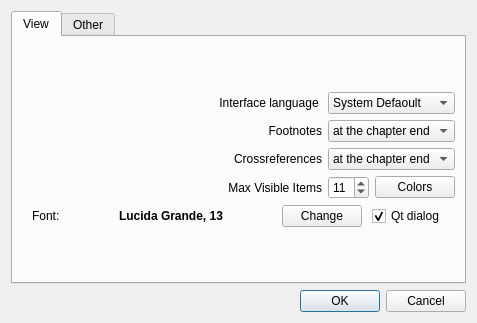
Old version of the form preferences.ui in the repository vanyog/ReadTheBible5.
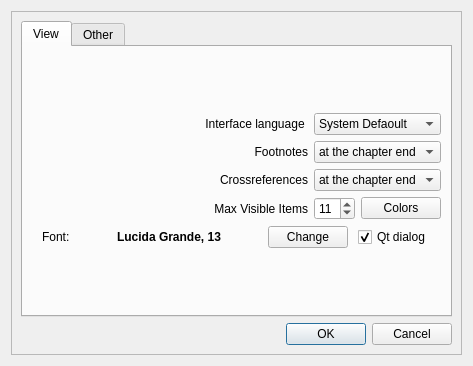
New version of the form.

```diff
--- a/preferences.ui
+++ b/preferences.ui
@@ -6,8 +6,8 @@
    <rect>
     <x>0</x>
     <y>0</y>
-    <width>477</width>
-    <height>323</height>
+    <width>473</width>
+    <height>366</height>
    </rect>
   </property>
   <property name="windowTitle">
@@ -15,6 +15,21 @@
   </property>
   <layout class="QVBoxLayout" name="verticalLayout">
    <item>
+    <widget class="QScrollArea" name="scrollArea">
+     <property name="widgetResizable">
+      <bool>true</bool>
+     </property>
+     <widget class="QWidget" name="scrollAreaWidgetContents">
+      <property name="geometry">
+       <rect>
+        <x>0</x>
+        <y>0</y>
+        <width>447</width>
+        <height>340</height>
+       </rect>
+      </property>
+      <layout class="QVBoxLayout">
+       <item>
     <widget class="QTabWidget" name="tabWidget">
      <property name="currentIndex">
       <number>0</number>
@@ -208,7 +223,6 @@
              </property>
              <property name="font">
               <font>
-               <weight>75</weight>
                <bold>true</bold>
               </font>
              </property>
@@ -472,6 +486,10 @@
       </widget>
      </item>
     </layout>
+       </item>
+      </layout>
+     </widget>
+    </widget>
    </item>
   </layout>
  </widget>
```
Left out of the diff: 26 changed lines with no effect on the pictures. Lines whose indentation alone changed are shown as unchanged.
